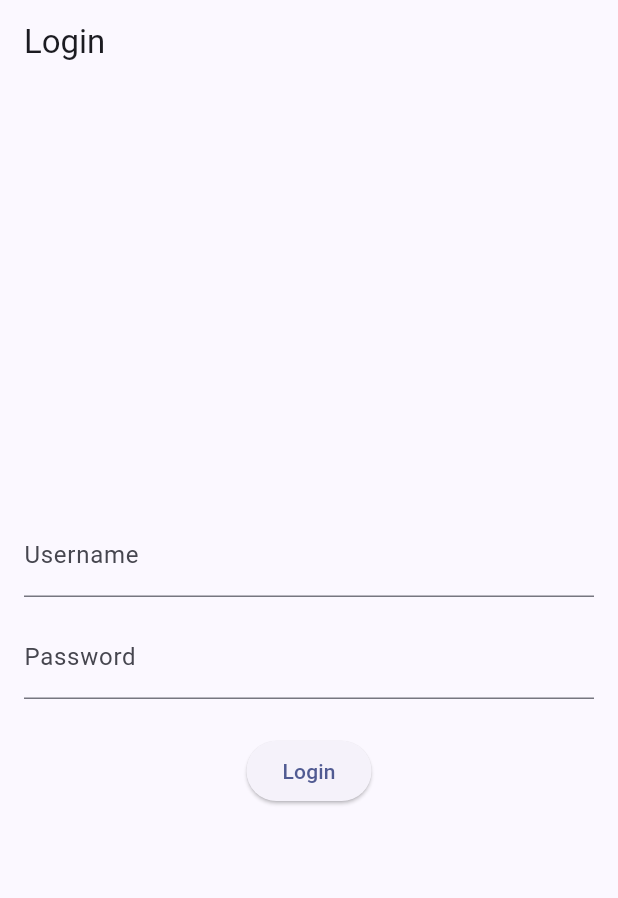
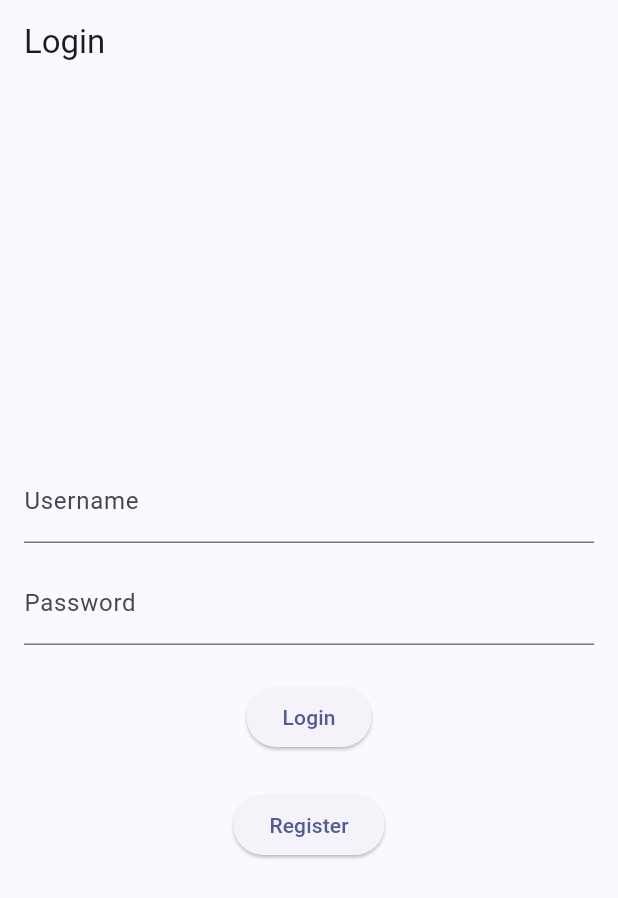
Before and after one commit to facesofgoblin/my-inventory-mobile, a Flutter app: the screen it shows after launch, after a tap on "Login", on a phone screen of 412 x 824 dp. Shown: the top 898 px of the screen. Run offline on Flutter 3.47's test engine with Material 3 defaults, Android fonts, the phone set to English and light mode, and no system bars; missing offline and left inert: pbp_django_auth; network calls fail.

Commit message:
Perbaikin end point dan beberapa file

```diff
--- a/lib/main.dart
+++ b/lib/main.dart
@@ -26,7 +26,8 @@ class MyApp extends StatelessWidget {
             colorScheme: ColorScheme.fromSeed(seedColor: Colors.indigo),
             useMaterial3: true,
           ),
-          home: LoginPage()), //mengubah dari MyHomePage ke LoginPage
+          home: LoginPage(),
+          ) //mengubah dari MyHomePage ke LoginPage
     );
   }
 }
--- a/lib/screens/list_product.dart
+++ b/lib/screens/list_product.dart
@@ -14,8 +14,7 @@ class ProductPage extends StatefulWidget {
 class _ProductPageState extends State<ProductPage> {
   Future<List<Product>> fetchProduct() async {
     //Ganti URL dan jangan lupa tambahkan trailing slash (/) di akhir URL!
-    var url = Uri.parse(
-        'https://rana-koesumastuti-tugas.pbp.cs.ui.ac.id/json/');
+    var url = Uri.parse('http://127.0.0.1:8000/get-product/');
     var response = await http.get(
       url,
       headers: {"Content-Type": "application/json"},
@@ -77,7 +76,7 @@ Widget build(BuildContext context) {
                                   ),
                                 ),
                                 const SizedBox(height: 10),
-                                    Text("${snapshot.data![index].fields.price}"),
+                                Text("${snapshot.data![index].fields.amount}"),
                                 const SizedBox(height: 10),
                                 Text(
                                     "${snapshot.data![index].fields.description}")
--- a/lib/screens/login.dart
+++ b/lib/screens/login.dart
@@ -1,6 +1,7 @@
 //membuat file baru
 import 'package:my_inventory/screens/menu.dart';
 import 'package:flutter/material.dart';
+import 'package:my_inventory/screens/register.dart';
 import 'package:pbp_django_auth/pbp_django_auth.dart';
 import 'package:provider/provider.dart';
 
@@ -71,7 +72,7 @@ class _LoginPageState extends State<LoginPage> {
                 // Untuk menyambungkan Android emulator dengan Django pada localhost,
                 // gunakan URL http://10.0.2.2/
                 final response = await request.login(
-                    "https://rana-koesumastuti-tugas.pbp.cs.ui.ac.id/auth/login/",
+                    "http://127.0.0.1:8000/auth/login/",
                     // "http://rana-koesumastuti-tugas.pbp.cs.ui.ac.id/login/?next=/",
                     {
                       'username': username,
@@ -109,9 +110,19 @@ class _LoginPageState extends State<LoginPage> {
               },
               child: const Text('Login'),
             ),
+              const SizedBox(height: 24.0),
+              ElevatedButton(
+                onPressed: (){
+                  Navigator.pushReplacement(
+                              context,
+                              MaterialPageRoute(builder: (context) => RegisterPage()),
+                          );
+                },
+                child: const Text('Register'),
+              ),
           ],
-        ),
-      ),
-    );
-  }
+                ),
+            ),
+        );
+    }
 }
--- a/lib/screens/my_inventory_form.dart
+++ b/lib/screens/my_inventory_form.dart
@@ -128,7 +128,7 @@ class _InventoryAppFormPageState extends State<InventoryAppFormPage> {
                       if (_formKey.currentState!.validate()) {
                           // Kirim ke Django dan tunggu respons
                           final response = await request.postJson(
-                          "https://rana-koesumastuti-tugas.pbp.cs.ui.ac.id/create-flutter/",
+                          "http://127.0.0.1:8000/create-flutter/",
                           jsonEncode(<String, String>{
                               'name': _name,
                               'amount': _amount.toString(),
--- a/lib/screens/register.dart
+++ b/lib/screens/register.dart
@@ -69,7 +69,7 @@ class RegisterPage extends StatelessWidget {
 
                 // Registrasi akun
                 final response = await request.register(
-                  "https://rana-koesumastuti-tugas.pbp.cs.ui.ac.id/auth/register/",
+                  "http://127.0.0.1:8000/auth/register/",
                   {
                     'username': username,
                     'password': password,
--- a/lib/widgets/inventory_card.dart
+++ b/lib/widgets/inventory_card.dart
@@ -41,8 +41,8 @@ class ShopCard extends StatelessWidget {
             Navigator.push(context,
                 MaterialPageRoute(builder: (context) => const ProductPage()));
           } else if (item.name == "Logout") {
-            final response = await request.logout(
-                "http://rana-koesumastuti-tugas.pbp.cs.ui.ac.id/auth/logout/");
+            final response =
+                await request.logout("http://127.0.0.1:8000/auth/logout/");
             String message = response["message"];
             if (response['status']) {
               String uname = response["username"];
--- a/pubspec.yaml
+++ b/pubspec.yaml
@@ -37,6 +37,7 @@ dependencies:
   cupertino_icons: ^1.0.2
   provider: ^6.1.1
   pbp_django_auth: ^0.4.0
+  http: ^1.1.0
 
 dev_dependencies:
   flutter_test:
```
Also changed, not shown: lib/screens/item_detail.dart (+8 -8 lines), lib/screens/item_list.dart (deleted, +0 -67 lines), lib/screens/menu.dart (+5 -2 lines), pubspec.lock, 1 other file. Lines whose indentation alone changed are shown as unchanged.
